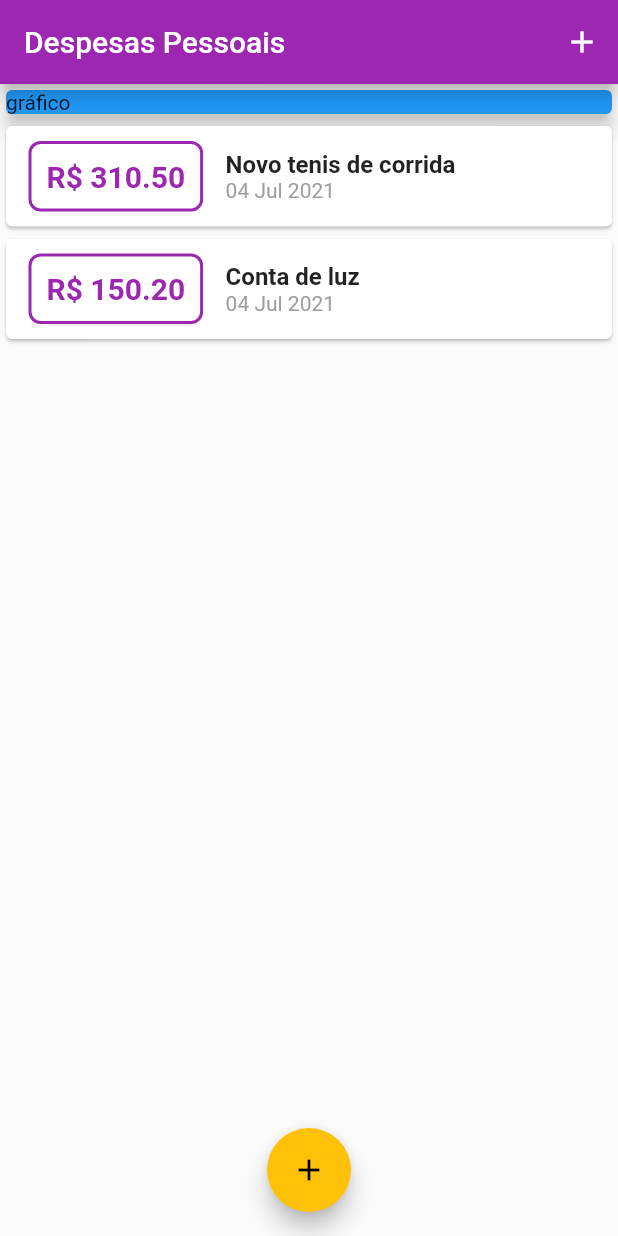
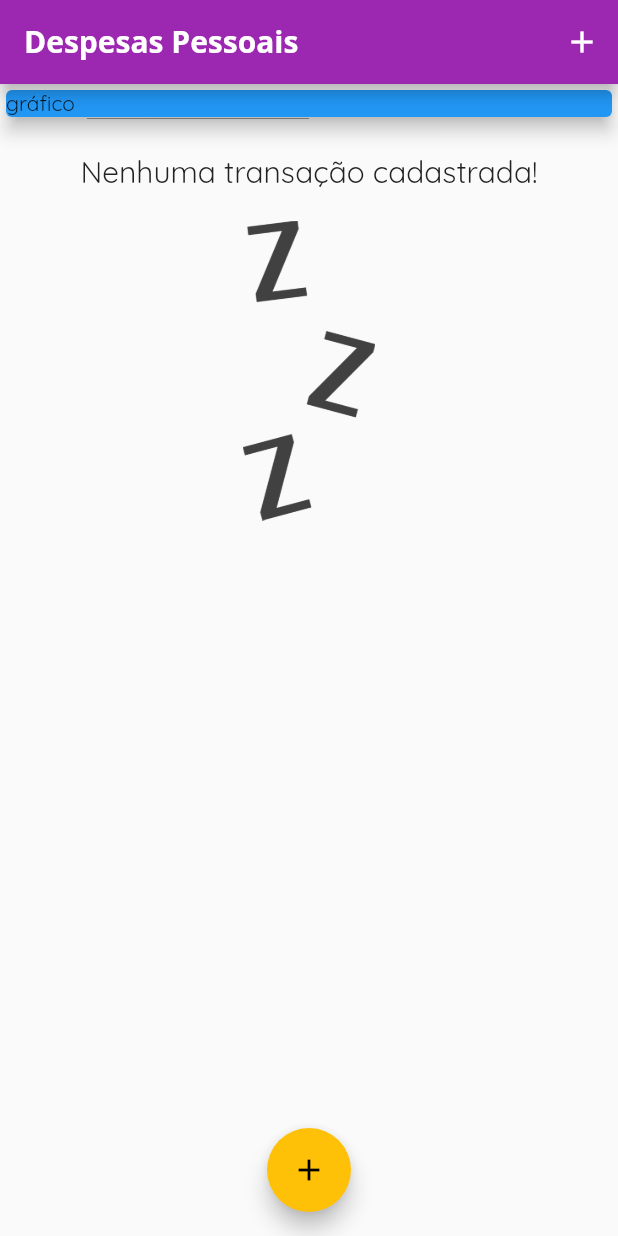
Before and after one commit to carlosfeliciojr/despesas_pessoais, a Flutter app: the screen it shows after launch, on a phone screen of 412 x 824 dp. Run offline on Flutter 3.47's test engine with Material 2 defaults, Android fonts, the phone set to English and light mode, and no system bars.

Commit message:
:sparkles: feat: added image if ListView is empty

```diff
--- a/lib/components/transaction_list.dart
+++ b/lib/components/transaction_list.dart
@@ -12,7 +12,29 @@ class TransactionList extends StatelessWidget {
   Widget build(BuildContext context) {
     return Container(
       height: 400,
-      child: ListView.builder(
+      child: transactions.isEmpty
+          ? Column(
+              children: [
+                SizedBox(
+                  height: 20,
+                ),
+                Text(
+                  'Nenhuma transação cadastrada!',
+                  style: Theme.of(context).textTheme.headline6,
+                ),
+                SizedBox(
+                  height: 20,
+                ),
+                Container(
+                  height: 200,
+                  child: Image.asset(
+                    'assets/images/waiting.png',
+                    fit: BoxFit.cover,
+                  ),
+                )
+              ],
+            )
+          : ListView.builder(
               itemCount: transactions.length,
               itemBuilder: (context, index) {
                 final transaction = transactions[index];
@@ -20,7 +42,8 @@ class TransactionList extends StatelessWidget {
                     child: Row(
                   children: [
                     Container(
-                margin: EdgeInsets.symmetric(horizontal: 15, vertical: 10),
+                      margin:
+                          EdgeInsets.symmetric(horizontal: 15, vertical: 10),
                       decoration: BoxDecoration(
                           border: Border.all(
                             color: Theme.of(context).primaryColor,
--- a/lib/main.dart
+++ b/lib/main.dart
@@ -18,9 +18,15 @@ class ExpensesApp extends StatelessWidget {
     return MaterialApp(
       home: HomePage(),
       theme: ThemeData(
-        primarySwatch: Colors.purple,
-        accentColor: Colors.amber,
-      ),
+          primarySwatch: Colors.purple,
+          accentColor: Colors.amber,
+          fontFamily: 'Quicksand',
+          appBarTheme: AppBarTheme(
+              textTheme: ThemeData.light().textTheme.copyWith(
+                  headline6: TextStyle(
+                      fontFamily: 'OpenSans',
+                      fontSize: 20,
+                      fontWeight: FontWeight.w700)))),
     );
   }
 }
@@ -33,18 +39,18 @@ class HomePage extends StatefulWidget {
 }
 
 class _HomePageState extends State<HomePage> {
-  final _transactions = [
-    Transaction(
-        title: 'Novo tenis de corrida',
-        value: 310.50,
-        date: DateTime.now(),
-        id: 't1'),
-    Transaction(
-      title: 'Conta de luz',
-      value: 150.20,
-      date: DateTime.now(),
-      id: 't2',
-    ),
+  final List<Transaction> _transactions = [
+    // Transaction(
+    //     title: 'Novo tenis de corrida',
+    //     value: 310.50,
+    //     date: DateTime.now(),
+    //     id: 't1'),
+    // Transaction(
+    //   title: 'Conta de luz',
+    //   value: 150.20,
+    //   date: DateTime.now(),
+    //   id: 't2',
+    // ),
   ];
 
   _addTransation(String title, double value) {
```
Also changed, not shown: pubspec.yaml (+13 -14 lines), assets/images/waiting.png (added). Lines whose indentation alone changed are shown as unchanged.
